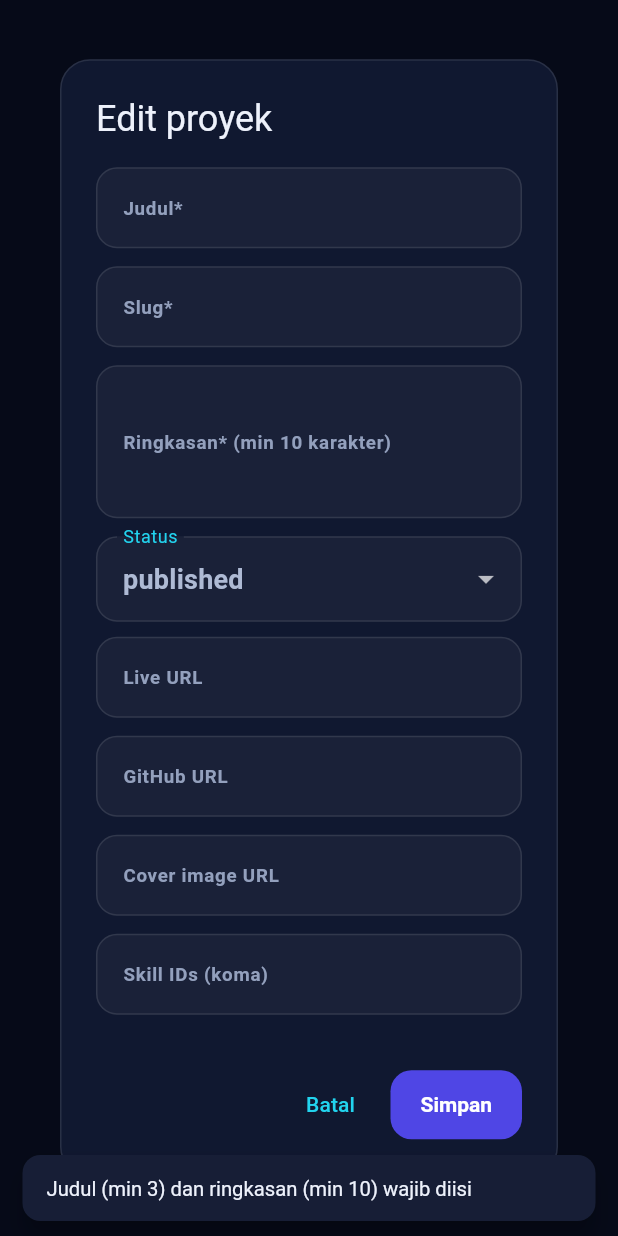
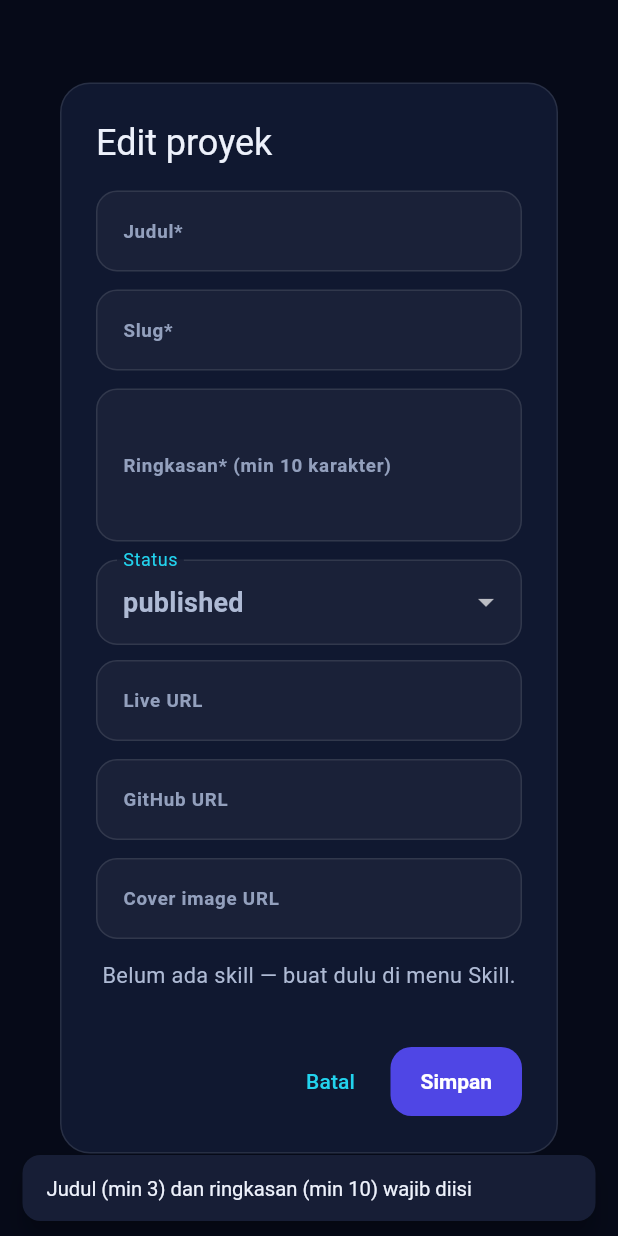
Before and after one commit to rezaoktaviansandyxx/my-portfolio, a Flutter app: the _ProjectDialog widget shown alone on an empty page, opened directly with empty values, after a tap on "Simpan", on a phone screen of 412 x 824 dp. Run offline on Flutter 3.47's test engine with Material 3 defaults, Android fonts, the phone set to English and light mode, and no system bars; drawn by our look-alikes of skeletonizer; our stand-ins replace cached_network_image, dio, file_picker, flutter_dotenv, flutter_riverpod, go_router and 3 more; missing offline and left inert: cached_network_image_platform_interface, syncfusion_localizations; accounts and stored records are empty; network calls fail.

Commit message:
feat(dashboard): enhance skill selection with chip interface and improve state management

```diff
--- a/frontend/lib/features/dashboard_me/dashboard_dialogs.dart
+++ b/frontend/lib/features/dashboard_me/dashboard_dialogs.dart
@@ -3,6 +3,7 @@ import 'package:frontend/core/models/experience_model.dart';
 import 'package:frontend/core/models/project_model.dart';
 import 'package:frontend/core/models/skill_model.dart';
 import 'package:frontend/core/models/user_model.dart';
+import 'package:frontend/core/theme/app_colors.dart';
 import 'package:frontend/core/utils/validators.dart' as v;
 import 'package:frontend/shared/widgets/folio_date_field.dart';
 import 'package:frontend/shared/widgets/folio_field.dart';
@@ -96,9 +97,17 @@ class _ProjectDialogState extends State<_ProjectDialog> {
   late final _coverUrl = TextEditingController(
     text: widget.project?.coverImageUrl ?? '',
   );
-  late final _skillIds = TextEditingController(
-    text: (widget.project?.skills ?? []).map((s) => '${s.id}').join(', '),
-  );
+  /// Skill dipilih sebagai set supaya toggle O(1); payload tetap [List<int>]
+  /// dengan format yang sama seperti versi ketik-ID-manual dulu.
+  /// Nama skill disimpan juga agar chip skill tertaut yang sudah tidak ada
+  /// di daftar [allSkills] (mis. skill dihapus) tetap punya label.
+  late final Set<int> _selectedSkillIds = {
+    for (final s in widget.project?.skills ?? const <SkillModel>[]) s.id,
+  };
+  late final Map<int, String> _linkedSkillNames = {
+    for (final s in widget.project?.skills ?? const <SkillModel>[])
+      s.id: s.name,
+  };
   late String _status = widget.project?.status ?? 'published';
 
   @override
@@ -109,7 +118,6 @@ class _ProjectDialogState extends State<_ProjectDialog> {
     _liveUrl.dispose();
     _githubUrl.dispose();
     _coverUrl.dispose();
-    _skillIds.dispose();
     super.dispose();
   }
 
@@ -125,17 +133,12 @@ class _ProjectDialogState extends State<_ProjectDialog> {
       );
       return;
     }
-    final ids = _skillIds.text
-        .split(',')
-        .map((e) => int.tryParse(e.trim()))
-        .whereType<int>()
-        .toList();
     Navigator.pop(context, <String, dynamic>{
       'title': _title.text.trim(),
       'slug': _slug.text.trim(),
       'summary': _summary.text.trim(),
       'status': _status,
-      'skill_ids': ids,
+      'skill_ids': _selectedSkillIds.toList(),
       'live_url': _nullIfEmpty(_liveUrl.text),
       'github_url': _nullIfEmpty(_githubUrl.text),
       'cover_image_url': _nullIfEmpty(_coverUrl.text),
@@ -143,12 +146,70 @@ class _ProjectDialogState extends State<_ProjectDialog> {
     });
   }
 
+  /// Pemilih skill berupa chip — pengguna tinggal tap, tidak perlu tahu
+  /// ID database. Daftar chip = [allSkills] + skill tertaut yang sudah
+  /// tidak ada di daftar (mis. skill dihapus) supaya tetap terlihat dan
+  /// bisa dilepas, bukan menghilang diam-diam saat dialog disimpan.
+  Widget _skillPicker(List<SkillModel> allSkills) {
+    final knownIds = {for (final s in allSkills) s.id};
+    final linked = widget.project?.skills ?? const <SkillModel>[];
+    final chips = [
+      ...allSkills,
+      ...linked.where((s) => !knownIds.contains(s.id)),
+    ]..sort(_chipOrder);
+
+    if (chips.isEmpty) {
+      return const Padding(
+        padding: EdgeInsets.only(bottom: 12),
+        child: Text('Belum ada skill — buat dulu di menu Skill.'),
+      );
+    }
+    return Padding(
+      padding: const EdgeInsets.only(bottom: 12),
+      child: InputDecorator(
+        decoration: InputDecoration(
+          labelText: _selectedSkillIds.isEmpty
+              ? 'Skill dipakai'
+              : 'Skill dipakai (${_selectedSkillIds.length})',
+        ),
+        child: Wrap(
+          spacing: 8,
+          runSpacing: 8,
+          children: [
+            for (final s in chips)
+              FilterChip(
+                label: Text(s.name),
+                selected: _selectedSkillIds.contains(s.id),
+                onSelected: (v) => setState(() {
+                  if (v) {
+                    _selectedSkillIds.add(s.id);
+                  } else {
+                    _selectedSkillIds.remove(s.id);
+                  }
+                }),
+                selectedColor: AppColors.indigoSoft,
+                checkmarkColor: AppColors.cyan,
+                tooltip: knownIds.contains(s.id)
+                    ? s.name
+                    : '${_linkedSkillNames[s.id] ?? s.name} '
+                        '(tidak ada di daftar skill)',
+              ),
+          ],
+        ),
+      ),
+    );
+  }
+
+  /// Urut chip: per kategori (SKU konsisten dengan daftar skill), lalu nama.
+  int _chipOrder(SkillModel a, SkillModel b) {
+    final byCat = (a.category ?? 'Other').compareTo(b.category ?? 'Other');
+    if (byCat != 0) return byCat;
+    return a.name.toLowerCase().compareTo(b.name.toLowerCase());
+  }
+
   @override
   Widget build(BuildContext context) {
     final allSkills = widget.allSkills;
-    final skillHint = allSkills.isEmpty
-        ? 'Belum ada skill — kosongkan saja'
-        : 'ID tersedia: ${allSkills.map((s) => '${s.id}=${s.name}').join(', ')}';
     return AlertDialog(
       title: Text(widget.project == null ? 'Proyek baru' : 'Edit proyek'),
       content: SingleChildScrollView(
@@ -207,12 +268,7 @@ class _ProjectDialogState extends State<_ProjectDialog> {
                   hint: 'https://.../cover.png (hasil upload cover)',
                   keyboard: TextInputType.url,
                 ),
-              folioField(
-                _skillIds,
-                'Skill IDs (koma)',
-                hint: skillHint,
-                keyboard: TextInputType.text,
-              ),
+              _skillPicker(allSkills),
             ],
           ),
         ),
--- a/frontend/lib/features/public_portfolio/profile_page.dart
+++ b/frontend/lib/features/public_portfolio/profile_page.dart
@@ -41,10 +41,11 @@ class _ProfileScreenState extends ConsumerState<ProfileScreen> {
   /// Skills & Experience dipisah agar bottom nav punya empat tujuan nyata.
   static const _bottomAnchors = [0, 2, 3, 4];
 
-  /// Posisi item navbar desktop: Skills & Experience berbagi "Expertise".
+  /// Posisi item navbar desktop: Skills & Experience berbagi "Expertise",
+  /// section Contact tidak punya item navbar (diarahkan ke "Expertise").
   int get _desktopActive {
     if (_active <= 3) return _active;
-    return _active == 4 ? 3 : 4;
+    return 3;
   }
 
   /// Indeks item bottom nav untuk anchor yang sedang aktif.
@@ -174,7 +175,6 @@ class _ProfileScreenState extends ConsumerState<ProfileScreen> {
       NavTarget(label: 'About', anchor: _anchors[1]),
       NavTarget(label: 'Projects', anchor: _anchors[2]),
       NavTarget(label: 'Expertise', anchor: _anchors[3]),
-      NavTarget(label: 'Contact', anchor: _anchors[5]),
     ];
 
     final body = CustomScrollView(
--- a/frontend/lib/shared/widgets/app_network_image.dart
+++ b/frontend/lib/shared/widgets/app_network_image.dart
@@ -1,4 +1,5 @@
 import 'package:cached_network_image/cached_network_image.dart';
+import 'package:cached_network_image_platform_interface/cached_network_image_platform_interface.dart';
 import 'package:flutter/material.dart';
 import 'package:frontend/core/network/api_config.dart';
 import 'package:frontend/core/theme/app_colors.dart';
@@ -36,6 +37,17 @@ class AppNetworkImage extends StatelessWidget {
         width: width,
         height: height,
         fit: fit,
+        // Jangan render lewat elemen <img> bawaan browser (HtmlImage):
+        // pada Flutter 3.47.x engine web mendisposisi sumber <img> saat
+        // ImageCache melakukan eviction, sehingga Picture yang masih
+        // mereferensikan bitmap itu ter-rasterisasi HITAM setelah kembali
+        // dari halaman lain yang memuat banyak gambar (gejala: avatar di
+        // dashboard jadi hitam polos setelah dari galeri; F5 memulihkan).
+        // Ref: flutter/flutter#191800 (regresi 3.47.0, diperbaiki di
+        // master), dikonfirmasi juga Baseflow/flutter_cached_network_image#1034.
+        // HttpGet mem-fetch byte lewat http Dart lalu decode via pixels,
+        // sehingga bebas dari regresi engine ini.
+        imageRenderMethodForWeb: ImageRenderMethodForWeb.HttpGet,
         fadeInDuration: const Duration(milliseconds: 180),
         placeholder: (_, __) => _fallback(),
         errorWidget: (_, __, ___) => _fallback(),
--- a/frontend/pubspec.yaml
+++ b/frontend/pubspec.yaml
@@ -21,6 +21,7 @@ dependencies:
   file_picker: ^8.1.2
   skeletonizer: ^3.0.0
   cached_network_image: ^3.4.1
+  cached_network_image_platform_interface: ^4.1.1
   flutter_web_plugins:
     sdk: flutter
   flutter_localizations:
```
